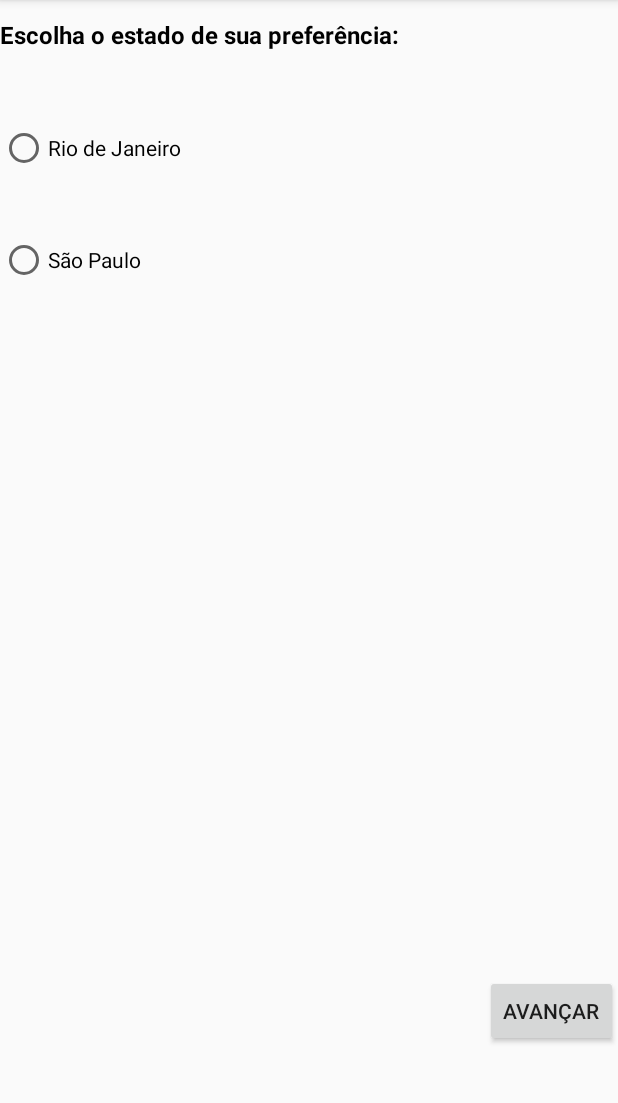
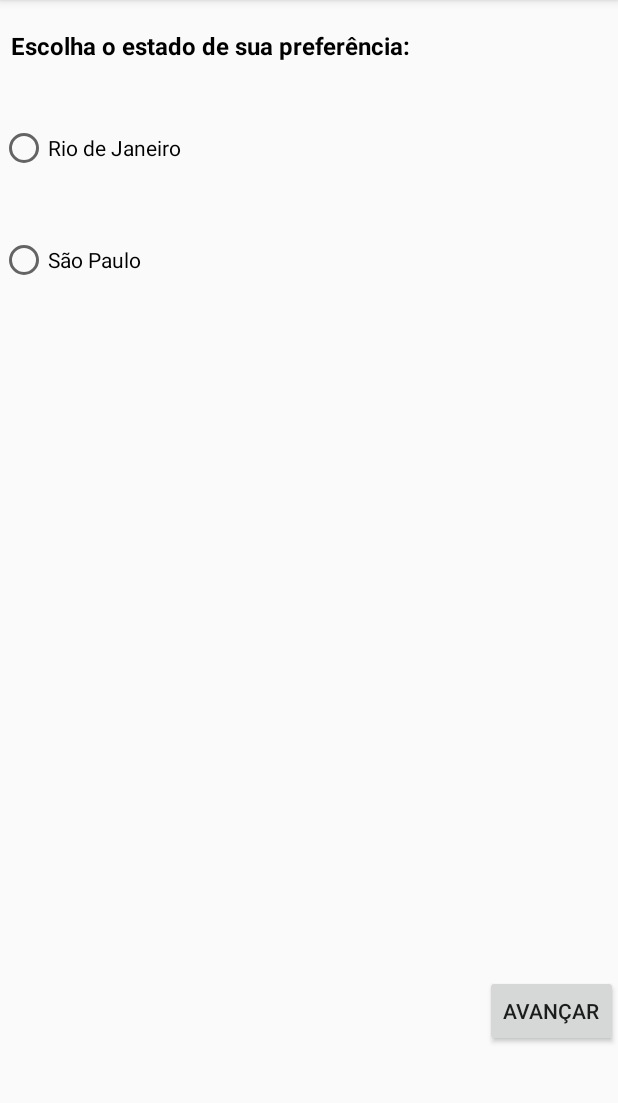
Before and after one commit to rjrenan77/feriados, an Android app: the screen it shows after launch (MainActivity), on a phone screen of 412 x 824 dp, the part 84-1187 px from its top. Run offline under Robolectric (Android 15) with nearby library versions, the phone set to English and light mode, and no system bars.

Commit message:
acrescentei splash screen no botão voltar do teclado e alterei cor do combo box

```diff
--- a/app/src/main/java/devrbs/com/br/feriados/ListaFeriadosActivity.java
+++ b/app/src/main/java/devrbs/com/br/feriados/ListaFeriadosActivity.java
@@ -61,7 +61,6 @@ public class ListaFeriadosActivity extends AppCompatActivity{
         public void onClick(View v) {
             Intent intent = new Intent(ListaFeriadosActivity.this, MainActivity.class);
             startActivity(intent);
-            finish();
         }
     });
 
--- a/app/src/main/java/devrbs/com/br/feriados/MesActivity.java
+++ b/app/src/main/java/devrbs/com/br/feriados/MesActivity.java
@@ -44,7 +44,6 @@ public class MesActivity extends AppCompatActivity {
                 Toast.makeText(getApplicationContext(), "Mes: " + mes, Toast.LENGTH_SHORT).show();
                 Intent intent = new Intent(MesActivity.this, ListaFeriadosActivity.class);
                 startActivity(intent);
-                finish();
 
 
             }
--- a/app/src/main/res/layout/activity_lista_feriados.xml
+++ b/app/src/main/res/layout/activity_lista_feriados.xml
@@ -14,7 +14,8 @@
         android:textColor="#000000"
         android:textSize="16sp"
         android:textStyle="bold"
-        android:layout_marginTop="12dp"/>
+        android:layout_marginTop="12dp"
+        android:layout_marginLeft="7dp"/>
 
     <ListView
 
--- a/app/src/main/res/layout/activity_main.xml
+++ b/app/src/main/res/layout/activity_main.xml
@@ -9,12 +9,14 @@
     <TextView
         android:layout_width="wrap_content"
         android:layout_height="wrap_content"
+        android:layout_alignParentStart="true"
+        android:layout_alignParentTop="true"
+        android:layout_marginTop="19dp"
+        android:layout_marginLeft="7dp"
         android:text="Escolha o estado de sua preferência:"
         android:textColor="#000000"
         android:textSize="16sp"
-        android:textStyle="bold"
-        android:layout_marginTop="12dp"
-        />
+        android:textStyle="bold" />
 
     <RadioGroup
         android:id="@+id/rdg_estados"
--- a/app/src/main/res/layout/activity_mes.xml
+++ b/app/src/main/res/layout/activity_mes.xml
@@ -14,7 +14,8 @@
         android:textColor="#000000"
         android:textSize="16sp"
         android:textStyle="bold"
-        android:layout_marginTop="12dp"/>
+        android:layout_marginTop="12dp"
+        android:layout_marginLeft="7dp"/>
 
     <RadioGroup
         android:id="@+id/rdg_mes"
--- a/app/src/main/res/values/colors.xml
+++ b/app/src/main/res/values/colors.xml
@@ -2,5 +2,8 @@
 <resources>
     <color name="colorPrimary">#77f2cd</color>
     <color name="colorPrimaryDark">#219999</color>
-    <color name="colorAccent">#2740e1</color>
+    <color name="colorAccent">#219999</color>
 </resources>
+
+
+    <!--219999 -->
```
Also changed, not shown: app/src/main/java/devrbs/com/br/feriados/MainActivity.java (+37 -1 lines).
